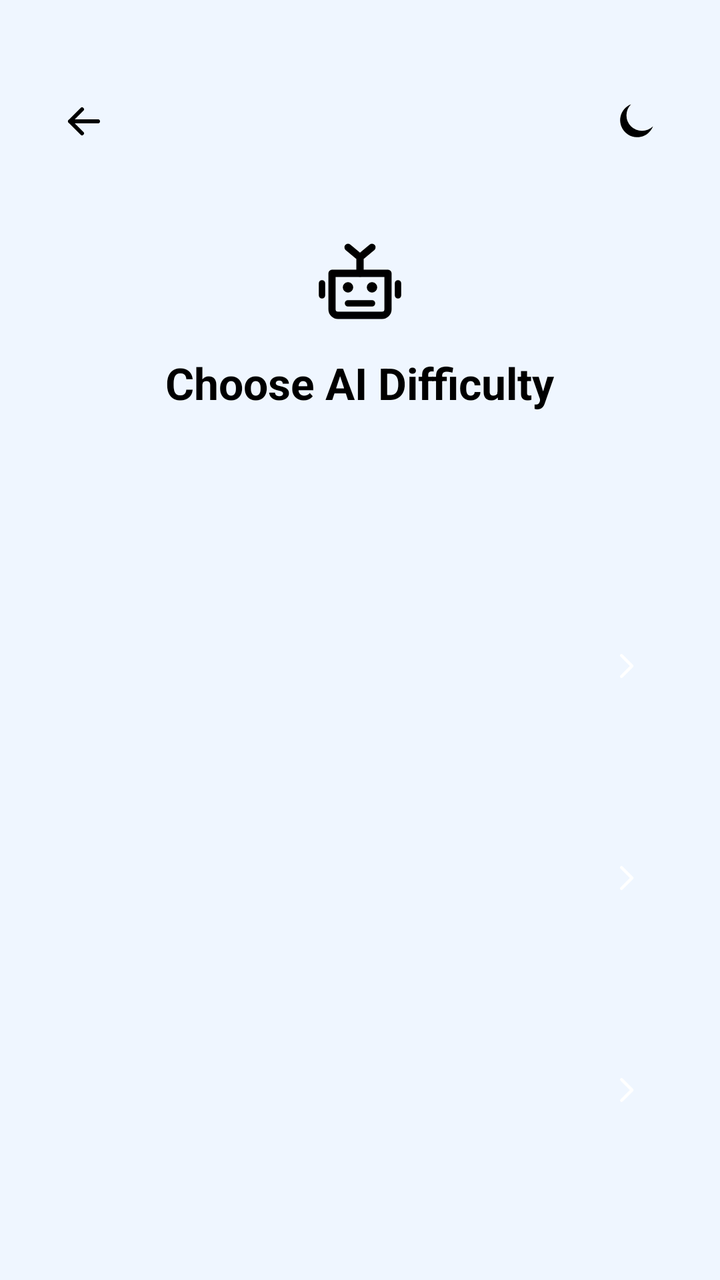
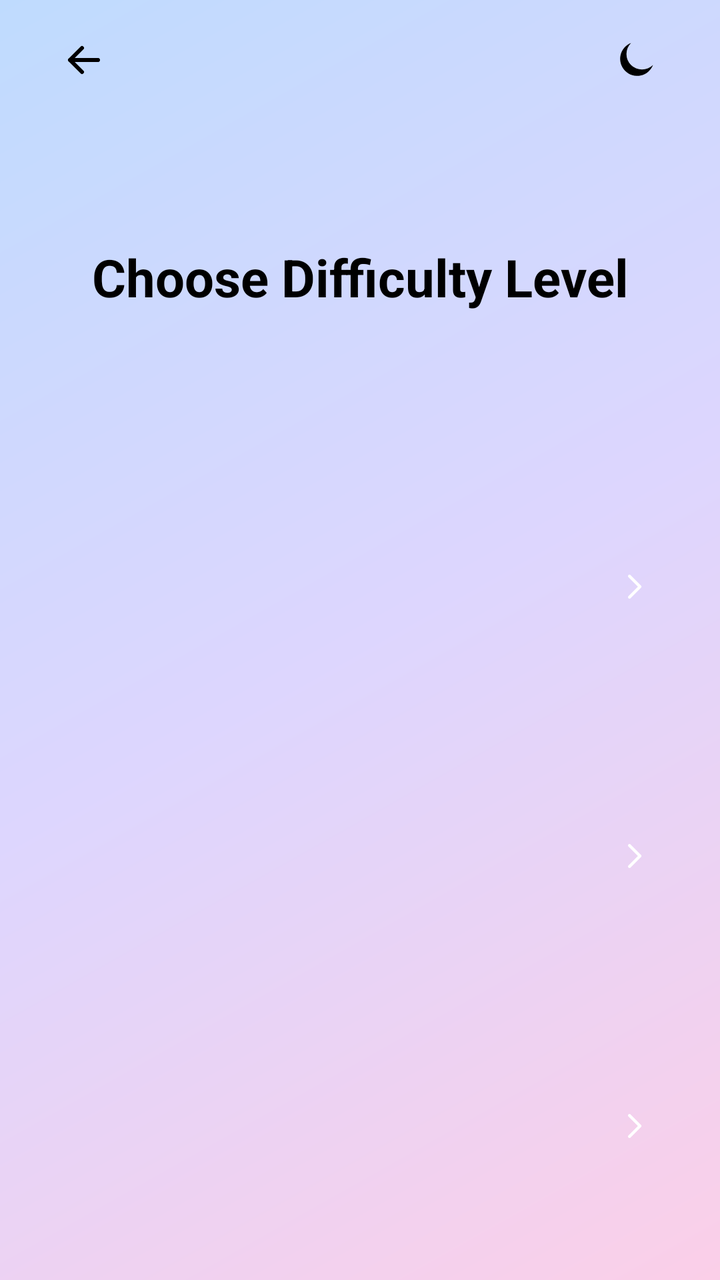

Before-and-after screenshots of an Android layout around one commit, followed by the original layout XML and the change that was made.
<!-- AndroidManifest.xml: application theme Theme.TicTacToe -->
<!-- res/layout/activity_ai_difficulty.xml -->
<?xml version="1.0" encoding="utf-8"?>
<ScrollView xmlns:android="http://schemas.android.com/apk/res/android"
    android:layout_width="match_parent"
    android:layout_height="match_parent"
    android:background="@color/color_scaffold_bg"
    android:fillViewport="true">

    <LinearLayout
        android:layout_width="match_parent"
        android:layout_height="wrap_content"
        android:gravity="center_vertical"
        android:orientation="vertical"
        android:paddingStart="20dp"
        android:paddingTop="8dp"
        android:paddingEnd="20dp"
        android:paddingBottom="20dp">

        <LinearLayout
            android:layout_width="match_parent"
            android:layout_height="wrap_content"
            android:gravity="center_vertical"
            android:orientation="horizontal">

            <ImageButton
                android:id="@+id/backButton"
                android:layout_width="44dp"
                android:layout_height="44dp"
                android:background="?attr/selectableItemBackgroundBorderless"
                android:contentDescription="@null"
                android:padding="10dp"
                android:src="@drawable/ic_arrow_back" />

            <View
                android:layout_width="0dp"
                android:layout_height="1dp"
                android:layout_weight="1" />

            <ImageButton
                android:id="@+id/themeToggleButton"
                android:layout_width="44dp"
                android:layout_height="44dp"
                android:background="?attr/selectableItemBackgroundBorderless"
                android:contentDescription="@null"
                android:padding="10dp"
                android:src="@drawable/ic_moon" />
        </LinearLayout>

        <LinearLayout
            android:id="@+id/headerCard"
            android:layout_width="match_parent"
            android:layout_height="wrap_content"
            android:layout_marginTop="14dp"
            android:gravity="center"
            android:orientation="vertical"
            android:padding="20dp">

            <ImageView
                android:id="@+id/headerIcon"
                android:layout_width="48dp"
                android:layout_height="48dp"
                android:contentDescription="@null"
                android:src="@drawable/ic_smart_toy" />

            <TextView
                android:layout_width="wrap_content"
                android:layout_height="wrap_content"
                android:layout_marginTop="12dp"
                android:text="@string/choose_ai_difficulty"
                android:textColor="@color/color_text_primary"
                android:textSize="22sp"
                android:textStyle="bold" />

            <TextView
                android:id="@+id/matchTypeLabel"
                android:layout_width="wrap_content"
                android:layout_height="wrap_content"
                android:layout_marginTop="8dp"
                android:textColor="@color/color_text_secondary"
                android:textSize="14sp" />
        </LinearLayout>

        <LinearLayout
            android:id="@+id/difficultyEasy"
            android:layout_width="match_parent"
            android:layout_height="wrap_content"
            android:layout_marginTop="36dp"
            android:clickable="true"
            android:focusable="true"
            android:orientation="vertical">

            <include layout="@layout/partial_difficulty_content" />
        </LinearLayout>

        <LinearLayout
            android:id="@+id/difficultyMedium"
            android:layout_width="match_parent"
            android:layout_height="wrap_content"
            android:layout_marginTop="18dp"
            android:clickable="true"
            android:focusable="true"
            android:orientation="vertical">

            <include layout="@layout/partial_difficulty_content" />
        </LinearLayout>

        <LinearLayout
            android:id="@+id/difficultyHard"
            android:layout_width="match_parent"
            android:layout_height="wrap_content"
            android:layout_marginTop="18dp"
            android:clickable="true"
            android:focusable="true"
            android:orientation="vertical">

            <include layout="@layout/partial_difficulty_content" />
        </LinearLayout>

    </LinearLayout>
</ScrollView>
<!-- res/layout/partial_difficulty_content.xml (included above) -->
<?xml version="1.0" encoding="utf-8"?>
<LinearLayout xmlns:android="http://schemas.android.com/apk/res/android"
    android:layout_width="match_parent"
    android:layout_height="wrap_content"
    android:gravity="center_vertical"
    android:orientation="horizontal"
    android:padding="18dp">

    <FrameLayout
        android:layout_width="52dp"
        android:layout_height="52dp">

        <ImageView
            android:id="@+id/rowIcon"
            android:layout_width="match_parent"
            android:layout_height="match_parent"
            android:contentDescription="@null"
            android:padding="12dp" />
    </FrameLayout>

    <LinearLayout
        android:layout_width="0dp"
        android:layout_height="wrap_content"
        android:layout_marginStart="16dp"
        android:layout_weight="1"
        android:orientation="vertical">

        <TextView
            android:id="@+id/rowTitle"
            android:layout_width="wrap_content"
            android:layout_height="wrap_content"
            android:textColor="@android:color/white"
            android:textSize="19sp"
            android:textStyle="bold" />

        <TextView
            android:id="@+id/rowDescription"
            android:layout_width="wrap_content"
            android:layout_height="wrap_content"
            android:layout_marginTop="2dp"
            android:textColor="#E6FFFFFF"
            android:textSize="13sp" />
    </LinearLayout>

    <ImageView
        android:layout_width="18dp"
        android:layout_height="18dp"
        android:contentDescription="@null"
        android:src="@drawable/ic_forward" />

</LinearLayout>
<!-- resources referenced by this layout -->
<resources>
  <color name="color_scaffold_bg">#FFEFF6FF</color>
  <color name="color_text_primary">#FF000000</color>
  <color name="color_text_secondary">@color/black_87</color>
  <!-- drawable ic_arrow_back (drawable) -->
  <vector xmlns:android="http://schemas.android.com/apk/res/android"
      android:width="24dp" android:height="24dp"
      android:viewportWidth="24" android:viewportHeight="24">
      <path android:fillColor="@android:color/transparent" android:strokeColor="#FF000000"
          android:strokeWidth="2" android:strokeLineCap="round" android:strokeLineJoin="round"
          android:pathData="M19,12 H5 M11,6 L5,12 L11,18" />
  </vector>
  <!-- drawable ic_forward (drawable) -->
  <vector xmlns:android="http://schemas.android.com/apk/res/android"
      android:width="24dp" android:height="24dp"
      android:viewportWidth="24" android:viewportHeight="24">
      <path android:fillColor="@android:color/transparent" android:strokeColor="#FFFFFFFF"
          android:strokeWidth="2" android:strokeLineCap="round" android:strokeLineJoin="round"
          android:pathData="M9,5 L16,12 L9,19" />
  </vector>
  <!-- drawable ic_moon (drawable) -->
  <vector xmlns:android="http://schemas.android.com/apk/res/android"
      android:width="24dp" android:height="24dp"
      android:viewportWidth="24" android:viewportHeight="24">
      <path android:fillColor="#FF000000"
          android:pathData="M20.5,14.5 A8.5,8.5 0,1 1,9.5 3.5 A7,7 0,0 0,20.5 14.5 Z" />
  </vector>
  <!-- drawable ic_smart_toy (drawable) -->
  <vector xmlns:android="http://schemas.android.com/apk/res/android"
      android:width="24dp" android:height="24dp"
      android:viewportWidth="24" android:viewportHeight="24">
      <path android:fillColor="@android:color/transparent" android:strokeColor="#FF000000"
          android:strokeWidth="1.8" android:strokeLineJoin="round"
          android:pathData="M5,10 h14 v9 a1.5,1.5 0,0 1,-1.5 1.5 h-11 A1.5,1.5 0,0 1,5 19 z" />
      <path android:fillColor="@android:color/transparent" android:strokeColor="#FF000000"
          android:strokeWidth="1.8" android:strokeLineCap="round"
          android:pathData="M12,10 V6 M9,3.5 l3,2.5 3,-2.5" />
      <path android:fillColor="#FF000000" android:pathData="M9,13.5 m-1.3,0 a1.3,1.3 0,1 0,2.6 0 a1.3,1.3 0,1 0,-2.6 0" />
      <path android:fillColor="#FF000000" android:pathData="M15,13.5 m-1.3,0 a1.3,1.3 0,1 0,2.6 0 a1.3,1.3 0,1 0,-2.6 0" />
      <path android:fillColor="@android:color/transparent" android:strokeColor="#FF000000"
          android:strokeWidth="1.6" android:strokeLineCap="round"
          android:pathData="M2.5,12.5 v3 M21.5,12.5 v3 M9,17.5 h6" />
  </vector>
  <string name="choose_ai_difficulty">Choose AI Difficulty</string>
  <style name="Theme.TicTacToe" parent="Theme.MaterialComponents.DayNight.NoActionBar">
          <item name="colorPrimary">@color/brand_purple</item>
          <item name="colorPrimaryDark">@color/brand_purple</item>
          <item name="colorAccent">@color/brand_indigo</item>
          <item name="android:windowBackground">@color/color_scaffold_bg</item>
          <item name="android:windowNoTitle">true</item>
          <item name="windowActionBar">false</item>
          <item name="android:windowIsTranslucent">false</item>
          <item name="android:statusBarColor">@color/color_scaffold_bg</item>
          <item name="android:windowLightStatusBar" tools:targetApi="m">true</item>
      </style>
  <color name="black_87">#DE000000</color>
  <color name="brand_purple">#FF9C27B0</color>
  <color name="brand_indigo">#FF6366F1</color>
</resources>

<!-- the commit's change to res/layout/activity_ai_difficulty.xml (unified diff, before → after) -->
@@ -1,130 +1,104 @@
 <?xml version="1.0" encoding="utf-8"?>
-<ScrollView xmlns:android="http://schemas.android.com/apk/res/android"
+<LinearLayout xmlns:android="http://schemas.android.com/apk/res/android"
+    xmlns:app="http://schemas.android.com/apk/res-auto"
     android:layout_width="match_parent"
     android:layout_height="match_parent"
-    android:background="@color/color_scaffold_bg"
-    android:fillViewport="true">
+    android:orientation="vertical"
+    android:paddingStart="20dp"
+    android:paddingTop="8dp"
+    android:paddingEnd="20dp"
+    android:paddingBottom="16dp">
 
     <LinearLayout
         android:layout_width="match_parent"
         android:layout_height="wrap_content"
         android:gravity="center_vertical"
-        android:orientation="vertical"
-        android:paddingStart="20dp"
-        android:paddingTop="8dp"
-        android:paddingEnd="20dp"
-        android:paddingBottom="20dp">
+        android:orientation="horizontal">
 
-        <LinearLayout
-            android:layout_width="match_parent"
-            android:layout_height="wrap_content"
-            android:gravity="center_vertical"
-            android:orientation="horizontal">
+        <ImageButton
+            android:id="@+id/backButton"
+            android:layout_width="44dp"
+            android:layout_height="44dp"
+            android:background="@null"
+            android:contentDescription="@null"
+            android:padding="10dp"
+            app:srcCompat="@drawable/ic_arrow_back" />
 
-            <ImageButton
-                android:id="@+id/backButton"
-                android:layout_width="44dp"
-                android:layout_height="44dp"
-                android:background="?attr/selectableItemBackgroundBorderless"
-                android:contentDescription="@null"
-                android:padding="10dp"
-                android:src="@drawable/ic_arrow_back" />
+        <View
+            android:layout_width="0dp"
+            android:layout_height="1dp"
+            android:layout_weight="1" />
 
-            <View
-                android:layout_width="0dp"
-                android:layout_height="1dp"
-                android:layout_weight="1" />
+        <ImageButton
+            android:id="@+id/themeToggleButton"
+            android:layout_width="44dp"
+            android:layout_height="44dp"
+            android:background="@null"
+            android:contentDescription="@null"
+            android:padding="10dp"
+            app:srcCompat="@drawable/ic_moon" />
+    </LinearLayout>
 
-            <ImageButton
-                android:id="@+id/themeToggleButton"
-                android:layout_width="44dp"
-                android:layout_height="44dp"
-                android:background="?attr/selectableItemBackgroundBorderless"
-                android:contentDescription="@null"
-                android:padding="10dp"
-                android:src="@drawable/ic_moon" />
-        </LinearLayout>
+    <TextView
+        android:layout_width="match_parent"
+        android:layout_height="0dp"
+        android:layout_marginTop="8dp"
+        android:layout_weight="1.3"
+        android:gravity="center"
+        android:text="@string/choose_ai_difficulty"
+        android:textColor="@color/color_text_primary"
+        android:textSize="26sp"
+        android:textStyle="bold" />
 
-        <LinearLayout
-            android:id="@+id/headerCard"
-            android:layout_width="match_parent"
-            android:layout_height="wrap_content"
-            android:layout_marginTop="14dp"
-            android:gravity="center"
-            android:orientation="vertical"
-            android:padding="20dp">
+    <LinearLayout
+        android:id="@+id/difficultyEasy"
+        android:layout_width="match_parent"
+        android:layout_height="0dp"
+        android:layout_marginTop="16dp"
+        android:layout_weight="1"
+        android:clickable="true"
+        android:focusable="true"
+        android:orientation="vertical">
 
-            <ImageView
-                android:id="@+id/headerIcon"
-                android:layout_width="48dp"
-                android:layout_height="48dp"
-                android:contentDescription="@null"
-                android:src="@drawable/ic_smart_toy" />
+        <include layout="@layout/partial_difficulty_content" />
+    </LinearLayout>
 
-            <TextView
-                android:layout_width="wrap_content"
-                android:layout_height="wrap_content"
-                android:layout_marginTop="12dp"
-                android:text="@string/choose_ai_difficulty"
-                android:textColor="@color/color_text_primary"
-                android:textSize="22sp"
-                android:textStyle="bold" />
+    <LinearLayout
+        android:id="@+id/difficultyMedium"
+        android:layout_width="match_parent"
+        android:layout_height="0dp"
+        android:layout_marginTop="14dp"
+        android:layout_weight="1"
+        android:clickable="true"
+        android:focusable="true"
+        android:orientation="vertical">
 
-            <TextView
-                android:id="@+id/matchTypeLabel"
-                android:layout_width="wrap_content"
-                android:layout_height="wrap_content"
-                android:layout_marginTop="8dp"
-                android:textColor="@color/color_text_secondary"
-                android:textSize="14sp" />
-        </LinearLayout>
+        <include layout="@layout/partial_difficulty_content" />
+    </LinearLayout>
 
-        <LinearLayout
-            android:id="@+id/difficultyEasy"
-            android:layout_width="match_parent"
-            android:layout_height="wrap_content"
-            android:layout_marginTop="36dp"
-            android:clickable="true"
-            android:focusable="true"
-            android:orientation="vertical">
+    <LinearLayout
+        android:id="@+id/difficultyHard"
+        android:layout_width="match_parent"
+        android:layout_height="0dp"
+        android:layout_marginTop="14dp"
+        android:layout_weight="1"
+        android:clickable="true"
+        android:focusable="true"
+        android:orientation="vertical">
 
-            <include layout="@layout/partial_difficulty_content" />
-        </LinearLayout>
+        <include layout="@layout/partial_difficulty_content" />
+    </LinearLayout>
 
-        <LinearLayout
-            android:id="@+id/difficultyMedium"
-            android:layout_width="match_parent"
-            android:layout_height="wrap_content"
-            android:layout_marginTop="18dp"
-            android:clickable="true"
-            android:focusable="true"
-            android:orientation="vertical">
-
-            <include layout="@layout/partial_difficulty_content" />
-        </LinearLayout>
-
-        <LinearLayout
-            android:id="@+id/difficultyHard"
-            android:layout_width="match_parent"
-            android:layout_height="wrap_content"
-            android:layout_marginTop="18dp"
-            android:clickable="true"
-            android:focusable="true"
-            android:orientation="vertical">
-
-            <include layout="@layout/partial_difficulty_content" />
-        </LinearLayout>
-
-    </LinearLayout>
-</ScrollView>
+</LinearLayout>
 <!-- res/layout/partial_difficulty_content.xml (included above) -->
 <?xml version="1.0" encoding="utf-8"?>
 <LinearLayout xmlns:android="http://schemas.android.com/apk/res/android"
+    xmlns:app="http://schemas.android.com/apk/res-auto"
     android:layout_width="match_parent"
-    android:layout_height="wrap_content"
+    android:layout_height="match_parent"
     android:gravity="center_vertical"
     android:orientation="horizontal"
-    android:padding="18dp">
+    android:padding="14dp">
 
     <FrameLayout
         android:layout_width="52dp"
@@ -152,20 +126,12 @@
             android:textColor="@android:color/white"
             android:textSize="19sp"
             android:textStyle="bold" />
-
-        <TextView
-            android:id="@+id/rowDescription"
-            android:layout_width="wrap_content"
-            android:layout_height="wrap_content"
-            android:layout_marginTop="2dp"
-            android:textColor="#E6FFFFFF"
-            android:textSize="13sp" />
     </LinearLayout>
 
     <ImageView
         android:layout_width="18dp"
         android:layout_height="18dp"
         android:contentDescription="@null"
-        android:src="@drawable/ic_forward" />
+        app:srcCompat="@drawable/ic_forward" />
 
 </LinearLayout>
<!-- resource entries referenced after the edit -->
@@ -2,7 +2,6 @@
 <resources>
   <color name="color_scaffold_bg">#FFEFF6FF</color>
   <color name="color_text_primary">#FF000000</color>
-  <color name="color_text_secondary">@color/black_87</color>
   <!-- drawable ic_arrow_back (drawable) -->
   <vector xmlns:android="http://schemas.android.com/apk/res/android"
       android:width="24dp" android:height="24dp"
@@ -26,36 +25,28 @@
       <path android:fillColor="#FF000000"
           android:pathData="M20.5,14.5 A8.5,8.5 0,1 1,9.5 3.5 A7,7 0,0 0,20.5 14.5 Z" />
   </vector>
-  <!-- drawable ic_smart_toy (drawable) -->
-  <vector xmlns:android="http://schemas.android.com/apk/res/android"
-      android:width="24dp" android:height="24dp"
-      android:viewportWidth="24" android:viewportHeight="24">
-      <path android:fillColor="@android:color/transparent" android:strokeColor="#FF000000"
-          android:strokeWidth="1.8" android:strokeLineJoin="round"
-          android:pathData="M5,10 h14 v9 a1.5,1.5 0,0 1,-1.5 1.5 h-11 A1.5,1.5 0,0 1,5 19 z" />
-      <path android:fillColor="@android:color/transparent" android:strokeColor="#FF000000"
-          android:strokeWidth="1.8" android:strokeLineCap="round"
-          android:pathData="M12,10 V6 M9,3.5 l3,2.5 3,-2.5" />
-      <path android:fillColor="#FF000000" android:pathData="M9,13.5 m-1.3,0 a1.3,1.3 0,1 0,2.6 0 a1.3,1.3 0,1 0,-2.6 0" />
-      <path android:fillColor="#FF000000" android:pathData="M15,13.5 m-1.3,0 a1.3,1.3 0,1 0,2.6 0 a1.3,1.3 0,1 0,-2.6 0" />
-      <path android:fillColor="@android:color/transparent" android:strokeColor="#FF000000"
-          android:strokeWidth="1.6" android:strokeLineCap="round"
-          android:pathData="M2.5,12.5 v3 M21.5,12.5 v3 M9,17.5 h6" />
-  </vector>
-  <string name="choose_ai_difficulty">Choose AI Difficulty</string>
+  <string name="choose_ai_difficulty">Choose Difficulty Level</string>
   <style name="Theme.TicTacToe" parent="Theme.MaterialComponents.DayNight.NoActionBar">
           <item name="colorPrimary">@color/brand_purple</item>
           <item name="colorPrimaryDark">@color/brand_purple</item>
           <item name="colorAccent">@color/brand_indigo</item>
-          <item name="android:windowBackground">@color/color_scaffold_bg</item>
+          <item name="android:windowBackground">@drawable/bg_screen</item>
           <item name="android:windowNoTitle">true</item>
           <item name="windowActionBar">false</item>
           <item name="android:windowIsTranslucent">false</item>
           <item name="android:statusBarColor">@color/color_scaffold_bg</item>
           <item name="android:windowLightStatusBar" tools:targetApi="m">true</item>
       </style>
-  <color name="black_87">#DE000000</color>
   <color name="brand_purple">#FF9C27B0</color>
   <color name="brand_indigo">#FF6366F1</color>
+  <!-- drawable bg_screen (drawable) -->
+  <?xml version="1.0" encoding="utf-8"?>
+  <shape xmlns:android="http://schemas.android.com/apk/res/android" android:shape="rectangle">
+      <gradient
+          android:angle="315"
+          android:centerColor="#DDD6FE"
+          android:endColor="#FBCFE8"
+          android:startColor="#BFDBFE" />
+  </shape>
 </resources>
 
